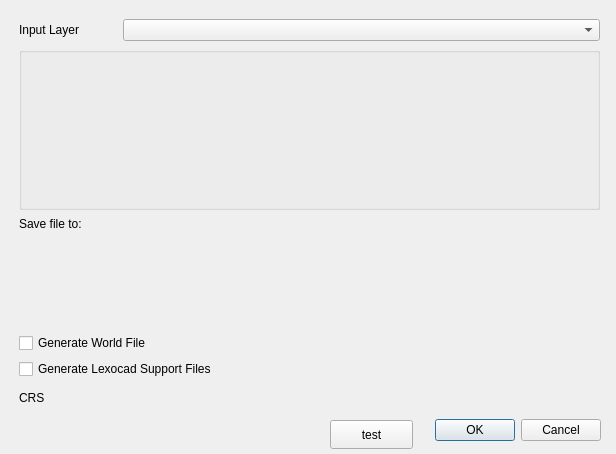
Above: raster_cutter_dialog_base.ui from geometalab/qgis-raster-cutter before the change. Below: the same form after it.
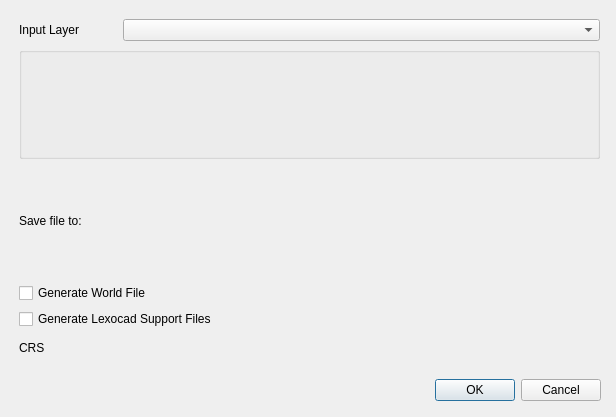
That is the form after the change. Custom widgets are drawn as their Qt base class.

Commit message: layou changes & lexocad checkbox onToggeled implemented

The edit to the form file:
```diff
--- a/raster_cutter_dialog_base.ui
+++ b/raster_cutter_dialog_base.ui
@@ -7,7 +7,7 @@
     <x>0</x>
     <y>0</y>
     <width>616</width>
-    <height>454</height>
+    <height>417</height>
    </rect>
   </property>
   <property name="windowTitle">
@@ -16,9 +16,9 @@
   <widget class="QDialogButtonBox" name="button_box">
    <property name="geometry">
     <rect>
-     <x>10</x>
-     <y>410</y>
-     <width>591</width>
+     <x>20</x>
+     <y>370</y>
+     <width>581</width>
      <height>41</height>
     </rect>
    </property>
@@ -35,7 +35,7 @@
      <x>19</x>
      <y>19</y>
      <width>581</width>
-     <height>391</height>
+     <height>341</height>
     </rect>
    </property>
    <layout class="QVBoxLayout" name="verticalLayout">
@@ -69,12 +69,18 @@
      <widget class="QgsExtentGroupBox" name="extent_box"/>
     </item>
     <item>
-     <layout class="QVBoxLayout" name="verticalLayout_2">
+     <layout class="QHBoxLayout" name="horizontalLayout_6">
       <item>
        <widget class="QLabel" name="file_dest_label">
+        <property name="minimumSize">
+         <size>
+          <width>100</width>
+          <height>0</height>
+         </size>
+        </property>
         <property name="maximumSize">
          <size>
-          <width>16777215</width>
+          <width>100</width>
           <height>15</height>
          </size>
         </property>
@@ -93,8 +99,7 @@
         </property>
        </widget>
       </item>
-      <item>
-       <layout class="QHBoxLayout" name="horizontalLayout_6"/>
+     </layout>
       </item>
       <item>
        <widget class="QCheckBox" name="worldfile_checkbox">
@@ -110,8 +115,6 @@
         </property>
        </widget>
       </item>
-     </layout>
-    </item>
     <item>
      <layout class="QHBoxLayout" name="horizontalLayout_2">
       <item>
@@ -135,6 +138,9 @@
       </item>
       <item>
        <widget class="QgsProjectionSelectionWidget" name="proj_selection">
+        <property name="enabled">
+         <bool>true</bool>
+        </property>
         <property name="sizePolicy">
          <sizepolicy hsizetype="MinimumExpanding" vsizetype="Minimum">
           <horstretch>0</horstretch>
@@ -153,25 +159,15 @@
           <height>25</height>
          </size>
         </property>
+        <property name="layoutDirection">
+         <enum>Qt::LeftToRight</enum>
+        </property>
        </widget>
       </item>
      </layout>
     </item>
    </layout>
   </widget>
-  <widget class="QPushButton" name="test_btn">
-   <property name="geometry">
-    <rect>
-     <x>330</x>
-     <y>420</y>
-     <width>83</width>
-     <height>29</height>
-    </rect>
-   </property>
-   <property name="text">
-    <string>test</string>
-   </property>
-  </widget>
  </widget>
  <customwidgets>
   <customwidget>
```
Lines whose indentation alone changed are shown as unchanged. The commit also changes 1 other file.
